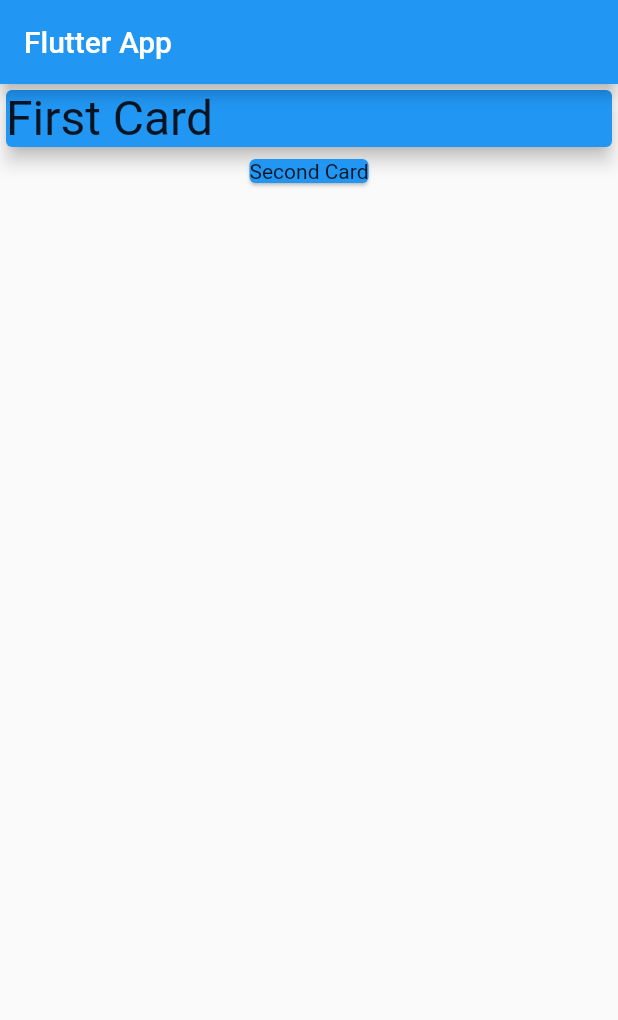
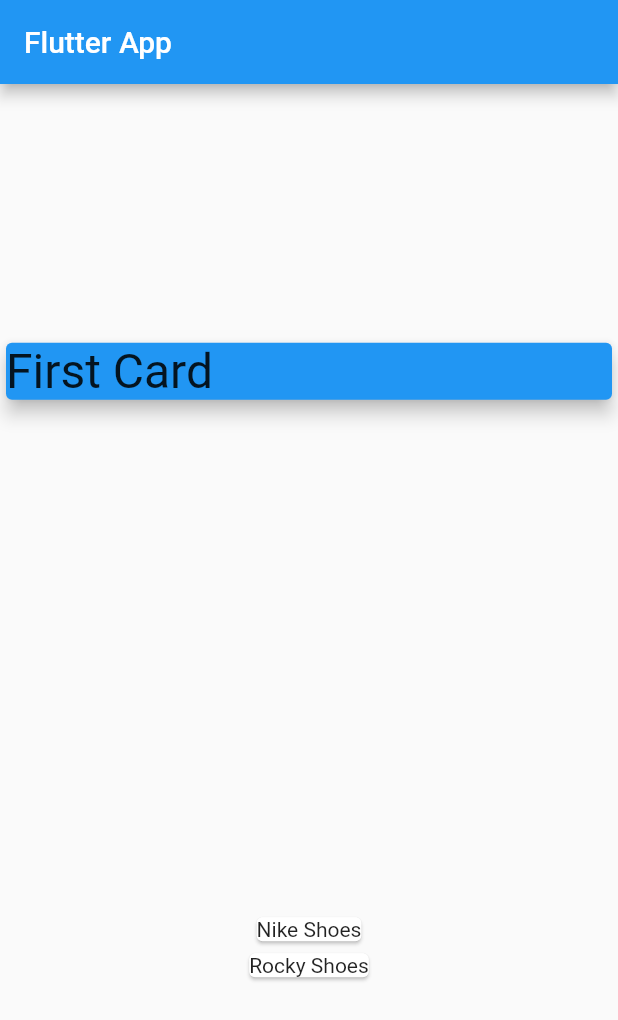
Before and after one commit to rajSon5512/expensemanager, a Flutter app: the screen it shows after launch, on a phone screen of 412 x 824 dp. Shown: the top 1020 px of the screen. Run offline on Flutter 3.47's test engine with Material 2 defaults, Android fonts, the phone set to English and light mode, and no system bars.

Commit message:
74 completed

```diff
--- a/lib/main.dart
+++ b/lib/main.dart
@@ -1,4 +1,4 @@
-
+import 'package:expensemanager/transactions.dart';
 import 'package:flutter/material.dart';
 
 void main()=>runApp(MyApp());
@@ -16,6 +16,12 @@ class MyApp extends StatelessWidget {
 }
 
 class MyAppState extends StatelessWidget {
+
+  final List<Transactions> transactions=[
+    Transactions('1', 'Nike Shoes', 123, DateTime.now()),
+    Transactions('2', 'Rocky Shoes',212, DateTime.now()),
+  ];
+
   @override
   Widget build(BuildContext context) {
     return Scaffold(
@@ -23,6 +29,8 @@ class MyAppState extends StatelessWidget {
         title: Text('Flutter App'),
       ),
       body:Column(
+        mainAxisAlignment: MainAxisAlignment.spaceAround,
+        crossAxisAlignment: CrossAxisAlignment.stretch,
         children: [
           Container(
             width: double.infinity,
@@ -32,9 +40,12 @@ class MyAppState extends StatelessWidget {
               elevation: 5,
             ),
           ),
-          Card(
-            child: Text('Second Card'),
-            color: Colors.blue,
+          Column(
+            children:
+              transactions.map((t){
+                return Card(
+                child:Text(t.title),);
+             }).toList()
           )
         ],
       )
--- /dev/null
+++ b/lib/transactions.dart
@@ -0,0 +1,10 @@
+class Transactions{
+
+  final String id;
+  final String title;
+  final double amount;
+  final DateTime dateTime;
+
+  Transactions(this.id,this.title,this.amount,this.dateTime);
+
+}
```
